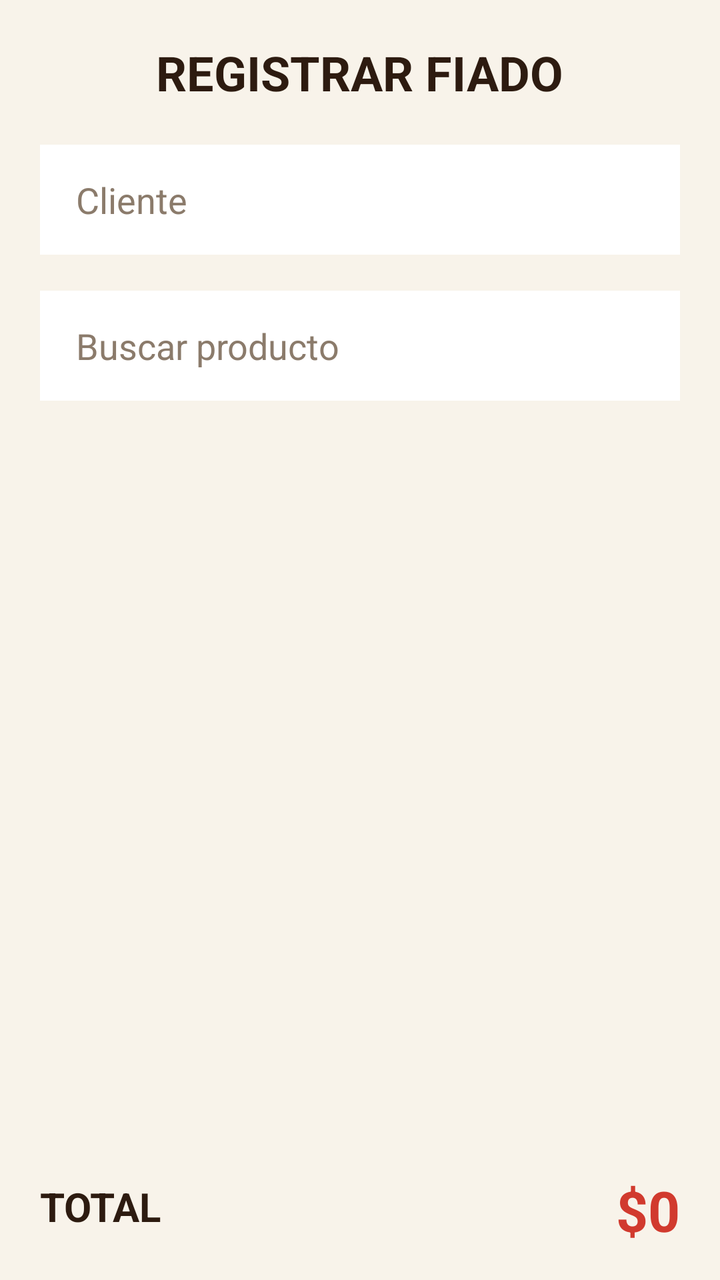
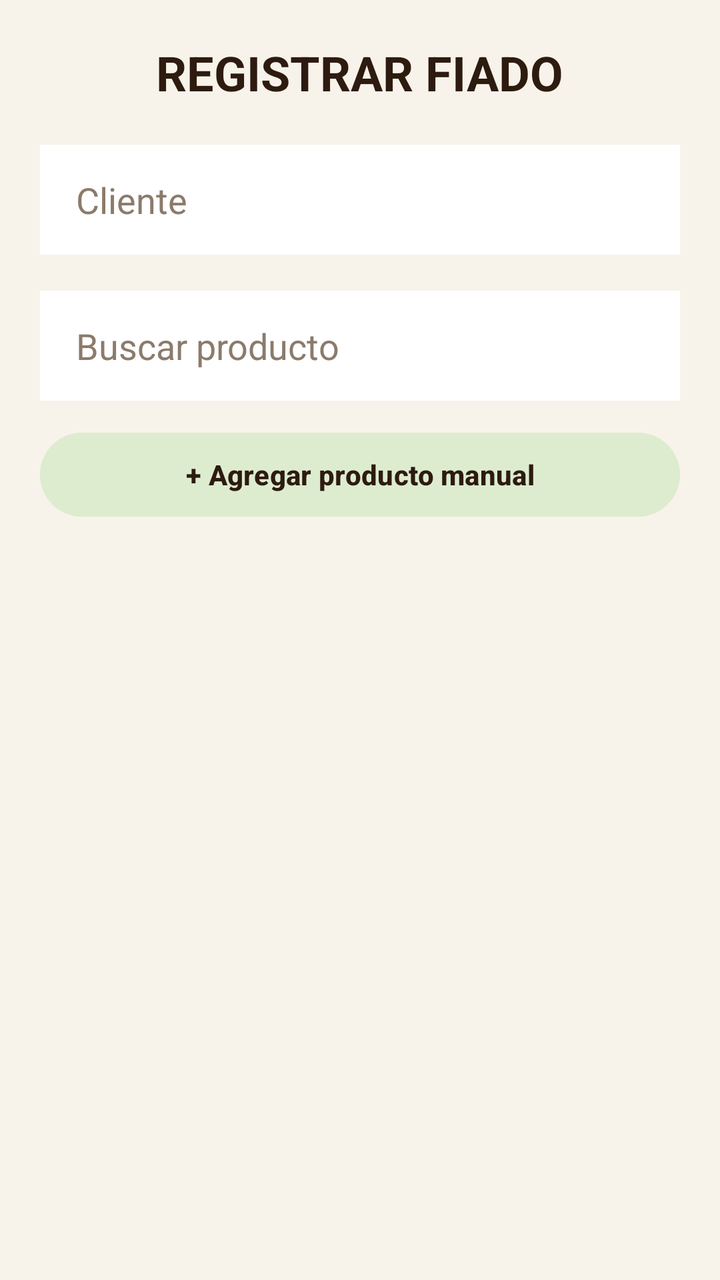

Screens rendered from an Android XML layout before and after an edit, with the pre-edit source and the edit as a unified diff.
<!-- AndroidManifest.xml: application theme Theme.Pananegria -->
<!-- res/layout/bottomsheet_registrar_deuda.xml -->
<?xml version="1.0" encoding="utf-8"?>
<LinearLayout
    xmlns:android="http://schemas.android.com/apk/res/android"

    android:layout_width="match_parent"

    android:layout_height="wrap_content"

    android:orientation="vertical"

    android:padding="20dp"

    android:background="#F8F3EA">

    

    <TextView
        android:layout_width="wrap_content"

        android:layout_height="wrap_content"

        android:text="REGISTRAR FIADO"

        android:textSize="24sp"

        android:textStyle="bold"

        android:textColor="#2D1B10"

        android:layout_gravity="center_horizontal"/>

    

    <AutoCompleteTextView
        android:id="@+id/editCliente"

        android:layout_width="match_parent"

        android:layout_height="55dp"

        android:layout_marginTop="20dp"

        android:background="#FFFFFF"

        android:hint="Cliente"

        android:textColor="#2D1B10"

        android:textColorHint="#8B7B6B"

        android:paddingStart="18dp"

        android:paddingEnd="18dp"/>

    

    <AutoCompleteTextView
        android:id="@+id/editBuscarProducto"

        android:layout_width="match_parent"

        android:layout_height="55dp"

        android:layout_marginTop="18dp"

        android:background="#FFFFFF"

        android:hint="Buscar producto"

        android:textColor="#2D1B10"

        android:textColorHint="#8B7B6B"

        android:paddingStart="18dp"

        android:paddingEnd="18dp"/>

    

    <androidx.recyclerview.widget.RecyclerView
        android:id="@+id/recyclerProductosSeleccionados"

        android:layout_width="match_parent"

        android:layout_height="350dp"

        android:layout_marginTop="18dp"/>

    

    <LinearLayout
        android:layout_width="match_parent"

        android:layout_height="wrap_content"

        android:orientation="horizontal"

        android:gravity="center_vertical"

        android:layout_marginTop="18dp">

        <TextView
            android:layout_width="0dp"

            android:layout_height="wrap_content"

            android:layout_weight="1"

            android:text="TOTAL"

            android:textStyle="bold"

            android:textSize="20sp"

            android:textColor="#2D1B10"/>

        <TextView
            android:id="@+id/textTotalFiado"

            android:layout_width="wrap_content"

            android:layout_height="wrap_content"

            android:text="$0"

            android:textStyle="bold"

            android:textSize="28sp"

            android:textColor="#D13A2E"/>
    </LinearLayout>

    

    <Button
        android:id="@+id/btnRegistrarFiado"

        android:layout_width="match_parent"

        android:layout_height="58dp"

        android:layout_marginTop="20dp"

        android:text="REGISTRAR FIADO"

        android:textStyle="bold"

        android:textColor="#2D1B10"

        android:textSize="18sp"

        android:backgroundTint="#F3CD72"/>

</LinearLayout>
<!-- resources referenced by this layout -->
<resources>
  <style name="Theme.Pananegria" parent="Base.Theme.Pananegria" />
  <style name="Base.Theme.Pananegria" parent="Theme.Material3.Light.NoActionBar">
          
          
      </style>
</resources>

<!-- the commit's change to res/layout/bottomsheet_registrar_deuda.xml (unified diff, before → after) -->
@@ -1,154 +1,189 @@
 <?xml version="1.0" encoding="utf-8"?>
-<LinearLayout
+<androidx.core.widget.NestedScrollView
     xmlns:android="http://schemas.android.com/apk/res/android"
 
     android:layout_width="match_parent"
 
     android:layout_height="wrap_content"
 
-    android:orientation="vertical"
-
-    android:padding="20dp"
+    android:fillViewport="true"
 
     android:background="#F8F3EA">
 
-    
+    <LinearLayout
 
-    <TextView
-        android:layout_width="wrap_content"
-
-        android:layout_height="wrap_content"
-
-        android:text="REGISTRAR FIADO"
-
-        android:textSize="24sp"
-
-        android:textStyle="bold"
-
-        android:textColor="#2D1B10"
-
-        android:layout_gravity="center_horizontal"/>
-
-    
-
-    <AutoCompleteTextView
-        android:id="@+id/editCliente"
-
-        android:layout_width="match_parent"
-
-        android:layout_height="55dp"
-
-        android:layout_marginTop="20dp"
-
-        android:background="#FFFFFF"
-
-        android:hint="Cliente"
-
-        android:textColor="#2D1B10"
-
-        android:textColorHint="#8B7B6B"
-
-        android:paddingStart="18dp"
-
-        android:paddingEnd="18dp"/>
-
-    
-
-    <AutoCompleteTextView
-        android:id="@+id/editBuscarProducto"
-
-        android:layout_width="match_parent"
-
-        android:layout_height="55dp"
-
-        android:layout_marginTop="18dp"
-
-        android:background="#FFFFFF"
-
-        android:hint="Buscar producto"
-
-        android:textColor="#2D1B10"
-
-        android:textColorHint="#8B7B6B"
-
-        android:paddingStart="18dp"
-
-        android:paddingEnd="18dp"/>
-
-    
-
-    <androidx.recyclerview.widget.RecyclerView
-        android:id="@+id/recyclerProductosSeleccionados"
-
-        android:layout_width="match_parent"
-
-        android:layout_height="350dp"
-
-        android:layout_marginTop="18dp"/>
-
-    
-
-    <LinearLayout
         android:layout_width="match_parent"
 
         android:layout_height="wrap_content"
 
-        android:orientation="horizontal"
+        android:orientation="vertical"
 
-        android:gravity="center_vertical"
+        android:padding="20dp">
 
-        android:layout_marginTop="18dp">
+        
 
         <TextView
-            android:layout_width="0dp"
-
-            android:layout_height="wrap_content"
-
-            android:layout_weight="1"
-
-            android:text="TOTAL"
-
-            android:textStyle="bold"
-
-            android:textSize="20sp"
-
-            android:textColor="#2D1B10"/>
-
-        <TextView
-            android:id="@+id/textTotalFiado"
-
             android:layout_width="wrap_content"
 
             android:layout_height="wrap_content"
 
-            android:text="$0"
+            android:text="REGISTRAR FIADO"
+
+            android:textSize="24sp"
 
             android:textStyle="bold"
 
-            android:textSize="28sp"
+            android:textColor="#2D1B10"
 
-            android:textColor="#D13A2E"/>
+            android:layout_gravity="center_horizontal"/>
+
+        
+
+        <AutoCompleteTextView
+            android:id="@+id/editCliente"
+
+            android:layout_width="match_parent"
+
+            android:layout_height="55dp"
+
+            android:layout_marginTop="20dp"
+
+            android:background="#FFFFFF"
+
+            android:hint="Cliente"
+
+            android:textColor="#2D1B10"
+
+            android:textColorHint="#8B7B6B"
+
+            android:paddingStart="18dp"
+
+            android:paddingEnd="18dp"/>
+
+        
+
+        <AutoCompleteTextView
+            android:id="@+id/editBuscarProducto"
+
+            android:layout_width="match_parent"
+
+            android:layout_height="55dp"
+
+            android:layout_marginTop="18dp"
+
+            android:background="#FFFFFF"
+
+            android:hint="Buscar producto"
+
+            android:textColor="#2D1B10"
+
+            android:textColorHint="#8B7B6B"
+
+            android:paddingStart="18dp"
+
+            android:paddingEnd="18dp"/>
+
+        
+
+        <Button
+            android:id="@+id/btnAgregarManual"
+
+            android:layout_width="match_parent"
+
+            android:layout_height="50dp"
+
+            android:layout_marginTop="12dp"
+
+            android:text="+ Agregar producto manual"
+
+            android:textAllCaps="false"
+
+            android:textStyle="bold"
+
+            android:textColor="#2D1B10"
+
+            android:backgroundTint="#DDECCF"/>
+
+        
+
+        <androidx.recyclerview.widget.RecyclerView
+            android:id="@+id/recyclerProductosSeleccionados"
+
+            android:layout_width="match_parent"
+
+            android:layout_height="350dp"
+
+            android:layout_marginTop="18dp"
+
+            android:nestedScrollingEnabled="false"/>
+
+        
+
+        <LinearLayout
+            android:layout_width="match_parent"
+
+            android:layout_height="wrap_content"
+
+            android:orientation="horizontal"
+
+            android:gravity="center_vertical"
+
+            android:layout_marginTop="18dp">
+
+            <TextView
+                android:layout_width="0dp"
+
+                android:layout_height="wrap_content"
+
+                android:layout_weight="1"
+
+                android:text="TOTAL"
+
+                android:textStyle="bold"
+
+                android:textSize="20sp"
+
+                android:textColor="#2D1B10"/>
+
+            <TextView
+                android:id="@+id/textTotalFiado"
+
+                android:layout_width="wrap_content"
+
+                android:layout_height="wrap_content"
+
+                android:text="$0"
+
+                android:textStyle="bold"
+
+                android:textSize="28sp"
+
+                android:textColor="#D13A2E"/>
+        </LinearLayout>
+
+        
+
+        <Button
+            android:id="@+id/btnRegistrarFiado"
+
+            android:layout_width="match_parent"
+
+            android:layout_height="58dp"
+
+            android:layout_marginTop="20dp"
+
+            android:layout_marginBottom="30dp"
+
+            android:text="REGISTRAR FIADO"
+
+            android:textStyle="bold"
+
+            android:textColor="#2D1B10"
+
+            android:textSize="18sp"
+
+            android:backgroundTint="#F3CD72"/>
+
     </LinearLayout>
 
-    
-
-    <Button
-        android:id="@+id/btnRegistrarFiado"
-
-        android:layout_width="match_parent"
-
-        android:layout_height="58dp"
-
-        android:layout_marginTop="20dp"
-
-        android:text="REGISTRAR FIADO"
-
-        android:textStyle="bold"
-
-        android:textColor="#2D1B10"
-
-        android:textSize="18sp"
-
-        android:backgroundTint="#F3CD72"/>
-
-</LinearLayout>
+</androidx.core.widget.NestedScrollView>
